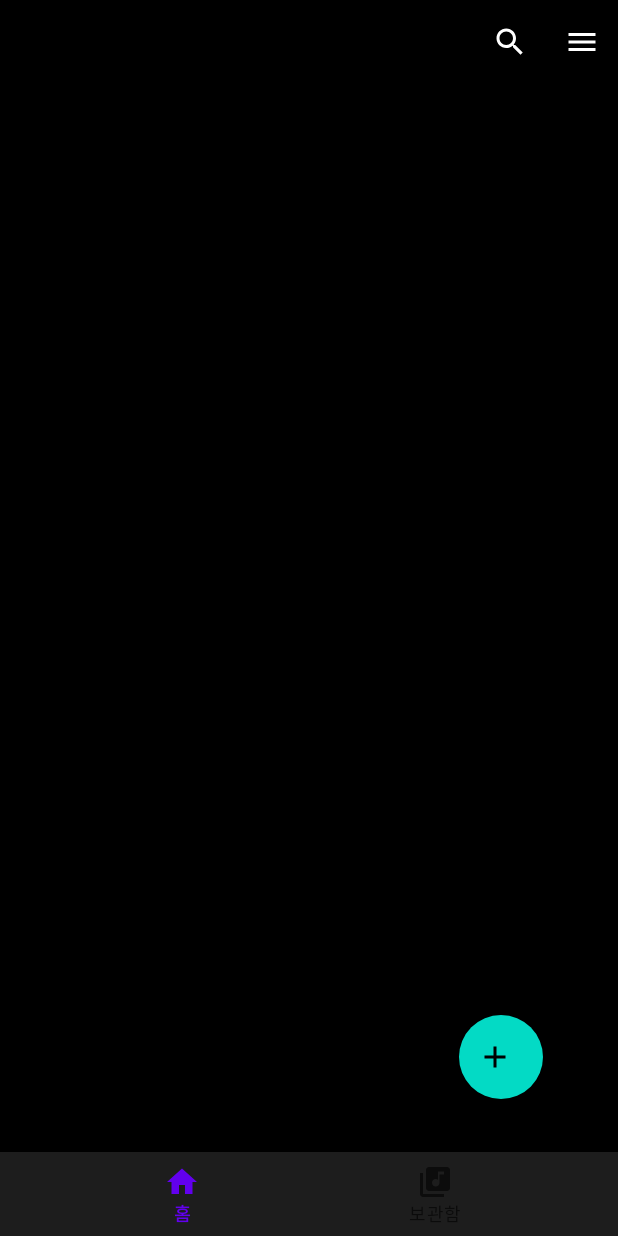
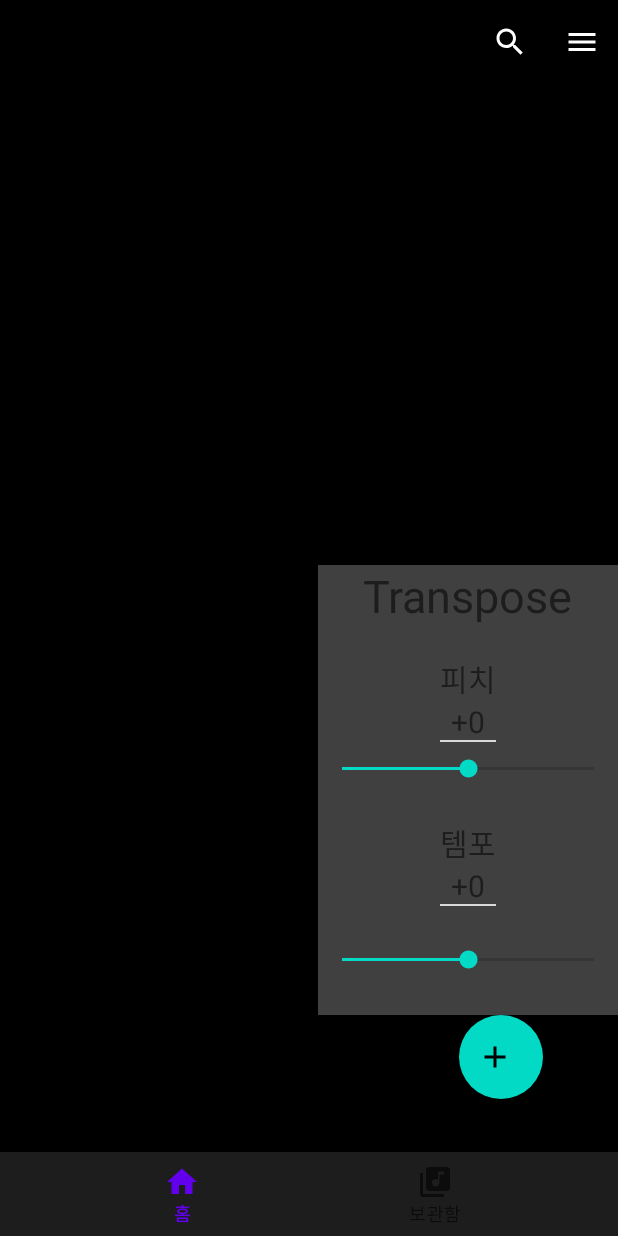
Before and after one commit to joh9911/Transpose_App, an Android app: the screen it shows after launch (Activity), after a tap on an icon or button, on a phone screen of 412 x 824 dp. Run offline under Robolectric (Android 15) with nearby library versions, the phone set to English and light mode, and no system bars; libraries missing offline, so code that uses them is left out: io.opencensus.resource; pictures from the network do not load.

Commit message:
feat: 메인 모션레이아웃 visibility 옵션 추가

```diff
--- a/app/src/main/res/xml/main_scene.xml
+++ b/app/src/main/res/xml/main_scene.xml
@@ -6,15 +6,66 @@
     >
 
     <ConstraintSet android:id="@+id/start">
+        <Constraint android:id="@+id/transpose_page">
+            <PropertySet
+                app:applyMotionScene="false"
+                app:visibilityMode="ignore" />
+        </Constraint>
+        <Constraint android:id="@+id/bottom_navigation_view">
+            <PropertySet
+                app:applyMotionScene="false"
+                app:visibilityMode="ignore" />
+        </Constraint>
+        <Constraint android:id="@+id/search_recycler_view">
+            <PropertySet
+                app:applyMotionScene="false"
+                app:visibilityMode="ignore" />
+        </Constraint>
+        <Constraint android:id="@+id/tool_bar">
+            <PropertySet
+                app:applyMotionScene="false"
+                app:visibilityMode="ignore" />
+        </Constraint>
+        <Constraint android:id="@+id/float_button">
+            <PropertySet
+                app:applyMotionScene="false"
+                app:visibilityMode="ignore" />
+        </Constraint>
         <Constraint android:id="@+id/bottom_navigation_view"
             motion:layout_constraintEnd_toEndOf="parent"
             android:layout_width="0dp"
             android:layout_height="wrap_content"
+            app:visibilityMode="ignore"
             motion:layout_constraintBottom_toBottomOf="parent"
             motion:layout_constraintStart_toStartOf="parent" />
     </ConstraintSet>
 
     <ConstraintSet android:id="@+id/end">
+        <Constraint android:id="@+id/tool_bar">
+            <PropertySet
+                app:applyMotionScene="false"
+                app:visibilityMode="ignore" />
+        </Constraint>
+        <Constraint android:id="@+id/transpose_page">
+            <PropertySet
+                app:applyMotionScene="false"
+                app:visibilityMode="ignore" />
+        </Constraint>
+        <Constraint android:id="@+id/bottom_navigation_view">
+            <PropertySet
+                app:applyMotionScene="false"
+                app:visibilityMode="ignore" />
+        </Constraint>
+        <Constraint android:id="@+id/search_recycler_view">
+            <PropertySet
+                app:applyMotionScene="false"
+                app:visibilityMode="ignore" />
+        </Constraint>
+        <Constraint android:id="@+id/float_button">
+            <PropertySet
+                app:applyMotionScene="false"
+                app:visibilityMode="ignore" />
+        </Constraint>
         <Constraint android:id="@id/bottom_navigation_view"
             motion:layout_constraintEnd_toEndOf="parent"
             android:layout_width="0dp"
@@ -22,10 +73,18 @@
             android:translationY="56dp"
             motion:layout_constraintBottom_toBottomOf="parent"
             motion:layout_constraintStart_toStartOf="parent"/>
+        <Constraint
+            android:id="@+id/player_fragment"
+            android:layout_width="match_parent"
+            android:layout_height="0dp"
+            motion:layout_constraintTop_toTopOf="parent"
+            motion:layout_constraintBottom_toBottomOf="parent"/>
     </ConstraintSet>
 
     <Transition
         app:constraintSetEnd="@id/end"
         app:constraintSetStart="@+id/start"
-        app:duration="1000"/>
+        app:duration="1000"
+        motion:layoutDuringTransition="honorRequest"
+        />
 </MotionScene>
```
